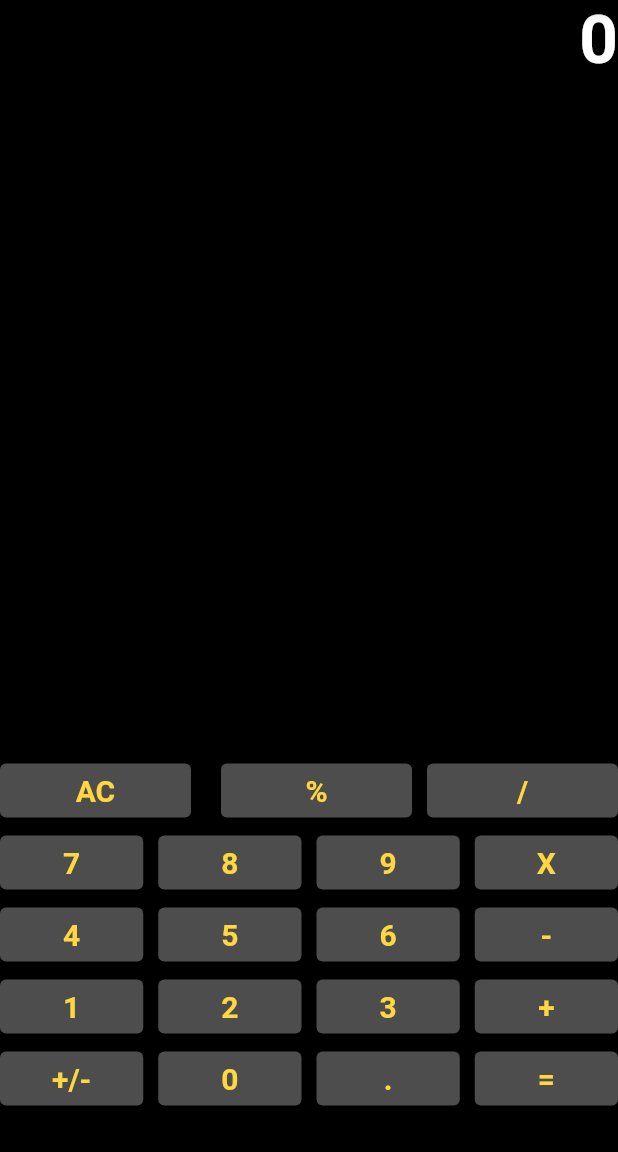
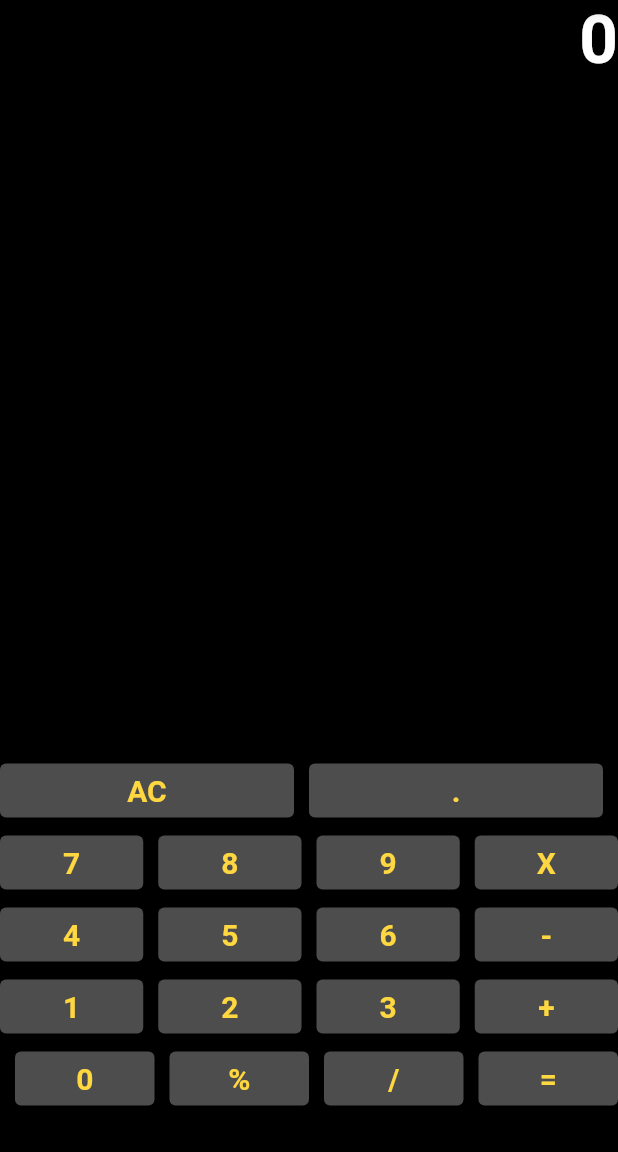
Before and after one commit to Rashiiiiii/Calculator, a Flutter app: the screen it shows after launch, after a tap on "AC", on a phone screen of 412 x 824 dp, the part 84-1236 px from its top. Run offline on Flutter 3.47's test engine with Material 2 defaults, Android fonts, the phone set to English and light mode, and no system bars.

```diff
--- a/lib/calculator.dart
+++ b/lib/calculator.dart
@@ -30,10 +30,13 @@ class _CalculatorState extends State<Calculator> {
       operand = buttonText;
       _output = "0";
     } else if (buttonText == ".") {
-      if (_output.contains(".")) {
-        print("already contains a decimal");
-      } else {
-        _output = _output + buttonText;
+      if (!_output.contains(".")) {
+        // If output is empty or only contains a "-", add leading "0"
+        if (_output.isEmpty || _output == "-") {
+          _output += "0.";
+        } else {
+          _output += buttonText;
+        }
       }
     } else if (buttonText == "=") {
       num2=double.parse(output);
@@ -50,7 +53,7 @@ class _CalculatorState extends State<Calculator> {
         _output = (num1 / num2).toString();
       }
       if (operand == "%") {
-        _output = (num1 / 100).toString();
+        _output = (num1 % num2).toString();
       }
 
       num1 = 0;
@@ -61,8 +64,10 @@ class _CalculatorState extends State<Calculator> {
     }
     print(_output);
     setState(() {
-      output = double.parse(_output).toStringAsFixed(0);
+      double number = double.parse(_output);
+      output = number.toStringAsFixed(number.truncateToDouble() == number ? 0 : 2);
     });
+    // _output = "0";
   }
 
   /*Widget buildButton(String buttonText) {
@@ -81,10 +86,10 @@ class _CalculatorState extends State<Calculator> {
           children: [
             Container(
               alignment: Alignment.centerRight,
-              padding: EdgeInsets.only(bottom: 450),
+              padding: const EdgeInsets.only(bottom: 450),
               child: Text(
                 output,
-                style: TextStyle(
+                style: const TextStyle(
                     fontWeight: FontWeight.bold,
                     fontSize: 45,
                     color: Colors.white),
@@ -92,6 +97,9 @@ class _CalculatorState extends State<Calculator> {
             ),
             Column(
               children: [
+
+                //ROW 1
+
                 Row(
                   children: [
                     Expanded(
@@ -114,22 +122,6 @@ class _CalculatorState extends State<Calculator> {
                     const SizedBox(
                       width: 10,
                     ),
-                    /*Expanded(
-                      child: ElevatedButton(
-                        style: ButtonStyle(
-                            backgroundColor: MaterialStateProperty.all<Color>(
-                                Colors.white30),
-                            foregroundColor: MaterialStateProperty.all<Color>(
-                                Colors.amberAccent)),
-                        onPressed: () => buttonPressed("AC"),
-                        child: Icon(Icons.arrow_back),
-                      ),
-                    ),
-
-                     */
-                    const SizedBox(
-                      width: 10,
-                    ),
                     Expanded(
                       child: ElevatedButton(
                         style: ButtonStyle(
@@ -137,9 +129,9 @@ class _CalculatorState extends State<Calculator> {
                                 Colors.white30),
                             foregroundColor: MaterialStateProperty.all<Color>(
                                 Colors.amberAccent)),
-                        onPressed:() =>  buttonPressed("%"),
+                        onPressed: () =>  buttonPressed("."),
                         child: const Text(
-                          "%",
+                          ".",
                           style: TextStyle(
                             fontWeight: FontWeight.bold,
                             fontSize: 20,
@@ -150,25 +142,11 @@ class _CalculatorState extends State<Calculator> {
                     const SizedBox(
                       width: 10,
                     ),
-                    Expanded(
-                      child: ElevatedButton(
-                        style: ButtonStyle(
-                            backgroundColor: MaterialStateProperty.all<Color>(
-                                Colors.white30),
-                            foregroundColor: MaterialStateProperty.all<Color>(
-                                Colors.amberAccent)),
-                        onPressed:() =>  buttonPressed("/"),
-                        child: const Text(
-                          "/",
-                          style: TextStyle(
-                            fontWeight: FontWeight.bold,
-                            fontSize: 20,
-                          ),
-                        ),
-                      ),
-                    ),
                   ],
                 ),
+
+                //ROW 2
+
                 Row(
                   children: [
                     Expanded(
@@ -250,6 +228,9 @@ class _CalculatorState extends State<Calculator> {
                     ),
                   ],
                 ),
+
+                //ROW 3
+
                 Row(
                   children: [
                     Expanded(
@@ -331,6 +312,9 @@ class _CalculatorState extends State<Calculator> {
                     ),
                   ],
                 ),
+
+                //ROW 4
+
                 Row(
                   children: [
                     Expanded(
@@ -412,25 +396,11 @@ class _CalculatorState extends State<Calculator> {
                     ),
                   ],
                 ),
+
+                //ROW 5
+
                 Row(
                   children: [
-                    Expanded(
-                      child: ElevatedButton(
-                        style: ButtonStyle(
-                            backgroundColor: MaterialStateProperty.all<Color>(
-                                Colors.white30),
-                            foregroundColor: MaterialStateProperty.all<Color>(
-                                Colors.amberAccent)),
-                        onPressed: () =>  buttonPressed("+/-"),
-                        child: const Text(
-                          "+/-",
-                          style: TextStyle(
-                            fontWeight: FontWeight.bold,
-                            fontSize: 20,
-                          ),
-                        ),
-                      ),
-                    ),
                     const SizedBox(
                       width: 10,
                     ),
@@ -461,9 +431,29 @@ class _CalculatorState extends State<Calculator> {
                                 Colors.white30),
                             foregroundColor: MaterialStateProperty.all<Color>(
                                 Colors.amberAccent)),
-                        onPressed: () =>  buttonPressed("."),
+                        onPressed:() =>  buttonPressed("%"),
                         child: const Text(
-                          ".",
+                          "%",
+                          style: TextStyle(
+                            fontWeight: FontWeight.bold,
+                            fontSize: 20,
+                          ),
+                        ),
+                      ),
+                    ),
+                    const SizedBox(
+                      width: 10,
+                    ),
+                    Expanded(
+                      child: ElevatedButton(
+                        style: ButtonStyle(
+                            backgroundColor: MaterialStateProperty.all<Color>(
+                                Colors.white30),
+                            foregroundColor: MaterialStateProperty.all<Color>(
+                                Colors.amberAccent)),
+                        onPressed:() =>  buttonPressed("/"),
+                        child: const Text(
+                          "/",
                           style: TextStyle(
                             fontWeight: FontWeight.bold,
                             fontSize: 20,
```
